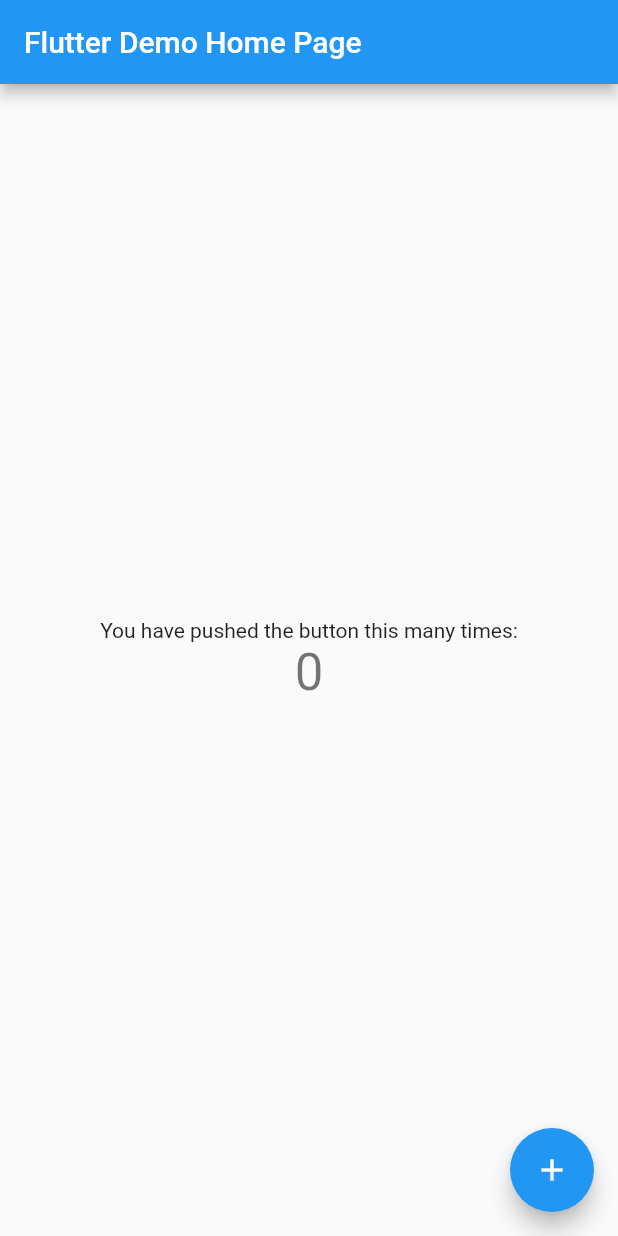
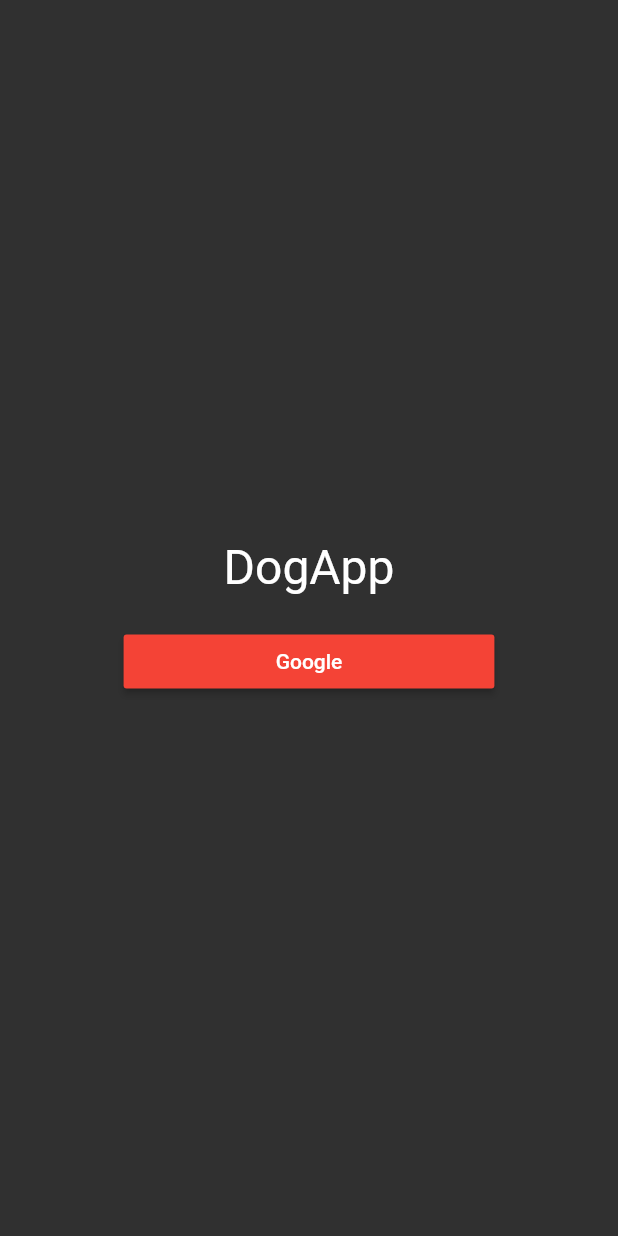
Before and after one commit to es404020/dogapp, a Flutter app: the screen it shows after launch, on a phone screen of 412 x 824 dp. Run offline on Flutter 3.47's test engine with Material 2 defaults, Android fonts, the phone set to English and light mode, and no system bars; our stand-ins replace eva_icons_flutter.

Commit message:
feat project structure 2

```diff
--- a/lib/main.dart
+++ b/lib/main.dart
@@ -1,4 +1,5 @@
 import 'package:flutter/material.dart';
+import 'package:dogapp/screen/main.dart';
 
 void main() => runApp(MyApp());
 
@@ -8,17 +9,13 @@ class MyApp extends StatelessWidget {
   Widget build(BuildContext context) {
     return MaterialApp(
       title: 'Flutter Demo',
+      debugShowCheckedModeBanner: false,
       theme: ThemeData(
-        // This is the theme of your application.
-        //
-        // Try running your application with "flutter run". You'll see the
-        // application has a blue toolbar. Then, without quitting the app, try
-        // changing the primarySwatch below to Colors.green and then invoke
-        // "hot reload" (press "r" in the console where you ran "flutter run",
-        // or simply save your changes to "hot reload" in a Flutter IDE).
-        // Notice that the counter didn't reset back to zero; the application
-        // is not restarted.
-        primarySwatch: Colors.blue,
+        brightness: Brightness.dark,
+        primaryColor: Colors.red,
+      ),
+      darkTheme: ThemeData(
+        brightness: Brightness.dark,
       ),
       home: MyHomePage(title: 'Flutter Demo Home Page'),
     );
@@ -28,14 +25,6 @@ class MyApp extends StatelessWidget {
 class MyHomePage extends StatefulWidget {
   MyHomePage({Key key, this.title}) : super(key: key);
 
-  // This widget is the home page of your application. It is stateful, meaning
-  // that it has a State object (defined below) that contains fields that affect
-  // how it looks.
-
-  // This class is the configuration for the state. It holds the values (in this
-  // case the title) provided by the parent (in this case the App widget) and
-  // used by the build method of the State. Fields in a Widget subclass are
-  // always marked "final".
 
   final String title;
 
@@ -44,68 +33,13 @@ class MyHomePage extends StatefulWidget {
 }
 
 class _MyHomePageState extends State<MyHomePage> {
-  int _counter = 0;
 
-  void _incrementCounter() {
-    setState(() {
-      // This call to setState tells the Flutter framework that something has
-      // changed in this State, which causes it to rerun the build method below
-      // so that the display can reflect the updated values. If we changed
-      // _counter without calling setState(), then the build method would not be
-      // called again, and so nothing would appear to happen.
-      _counter++;
-    });
-  }
+
+
 
   @override
   Widget build(BuildContext context) {
-    // This method is rerun every time setState is called, for instance as done
-    // by the _incrementCounter method above.
-    //
-    // The Flutter framework has been optimized to make rerunning build methods
-    // fast, so that you can just rebuild anything that needs updating rather
-    // than having to individually change instances of widgets.
-    return Scaffold(
-      appBar: AppBar(
-        // Here we take the value from the MyHomePage object that was created by
-        // the App.build method, and use it to set our appbar title.
-        title: Text(widget.title),
-      ),
-      body: Center(
-        // Center is a layout widget. It takes a single child and positions it
-        // in the middle of the parent.
-        child: Column(
-          // Column is also layout widget. It takes a list of children and
-          // arranges them vertically. By default, it sizes itself to fit its
-          // children horizontally, and tries to be as tall as its parent.
-          //
-          // Invoke "debug painting" (press "p" in the console, choose the
-          // "Toggle Debug Paint" action from the Flutter Inspector in Android
-          // Studio, or the "Toggle Debug Paint" command in Visual Studio Code)
-          // to see the wireframe for each widget.
-          //
-          // Column has various properties to control how it sizes itself and
-          // how it positions its children. Here we use mainAxisAlignment to
-          // center the children vertically; the main axis here is the vertical
-          // axis because Columns are vertical (the cross axis would be
-          // horizontal).
-          mainAxisAlignment: MainAxisAlignment.center,
-          children: <Widget>[
-            Text(
-              'You have pushed the button this many times:',
-            ),
-            Text(
-              '$_counter',
-              style: Theme.of(context).textTheme.display1,
-            ),
-          ],
-        ),
-      ),
-      floatingActionButton: FloatingActionButton(
-        onPressed: _incrementCounter,
-        tooltip: 'Increment',
-        child: Icon(Icons.add),
-      ), // This trailing comma makes auto-formatting nicer for build methods.
-    );
+
+    return Auth();
   }
 }
--- a/lib/screen/auth_page.dart
+++ b/lib/screen/auth_page.dart
@@ -0,0 +1,31 @@
+import 'package:flutter/material.dart';
+class Auth extends StatefulWidget {
+  @override
+  _AuthState createState() => _AuthState();
+}
+
+class _AuthState extends State<Auth> {
+  @override
+  Widget build(BuildContext context) {
+    return Scaffold(
+      body: Container(
+        child:  Column(
+          mainAxisAlignment: MainAxisAlignment.center,
+          crossAxisAlignment: CrossAxisAlignment.center,
+          children: <Widget>[
+            Center(child: Text("DogApp",style: TextStyle(fontSize: 32),)),
+            SizedBox(height: 20.0,),
+            SizedBox(
+              width: MediaQuery.of(context).size.width*0.6,
+              child: RaisedButton(
+                child: Text("Google",style: TextStyle(color: Colors.white),),
+                color: Colors.red,
+                onPressed: (){},
+              ),
+            )
+          ],
+        ),
+      ),
+    );
+  }
+}
--- a/lib/screen/main.dart
+++ b/lib/screen/main.dart
@@ -0,0 +1,4 @@
+export 'auth_page.dart';
+export 'dogs_page.dart';
+export 'dog_page.dart';
+export 'add_dog.dart';
--- a/pubspec.yaml
+++ b/pubspec.yaml
@@ -23,6 +23,7 @@ dependencies:
   # The following adds the Cupertino Icons font to your application.
   # Use with the CupertinoIcons class for iOS style icons.
   cupertino_icons: ^0.1.2
+  eva_icons_flutter: ^1.0.4
 
 dev_dependencies:
   flutter_test:
```
Also changed, not shown: lib/screen/add_dog.dart (+15 -0 lines), lib/screen/dog_page.dart (+92 -0 lines), lib/screen/dogs_page.dart (+26 -0 lines), pubspec.lock.
